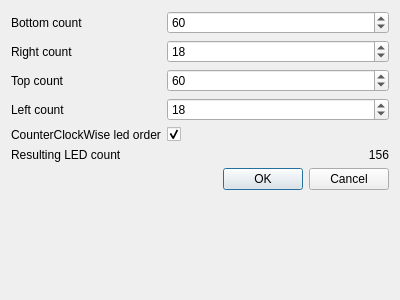
The window that pallilux-gui/ledconfigdialog.ui (enra64/PalliLux) describes before a commit, drawn with Qt 5.
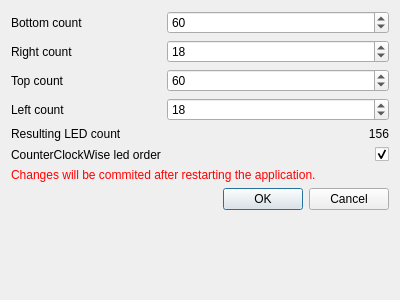
The same window after the commit.

Commit message: fixed two stupid errors leading to 10% brightness and using right for top led geometry

```diff
--- a/pallilux-gui/ledconfigdialog.ui
+++ b/pallilux-gui/ledconfigdialog.ui
@@ -88,14 +88,14 @@
      </property>
     </widget>
    </item>
-   <item row="5" column="0">
+   <item row="4" column="0">
     <widget class="QLabel" name="label_4">
      <property name="text">
       <string>Resulting LED count</string>
      </property>
     </widget>
    </item>
-   <item row="5" column="1">
+   <item row="4" column="1">
     <widget class="QLabel" name="ledCountLabel">
      <property name="text">
       <string>156</string>
@@ -105,25 +105,21 @@
      </property>
     </widget>
    </item>
-   <item row="6" column="0" colspan="2">
-    <widget class="QDialogButtonBox" name="buttonBox">
-     <property name="orientation">
-      <enum>Qt::Horizontal</enum>
-     </property>
-     <property name="standardButtons">
-      <set>QDialogButtonBox::Cancel|QDialogButtonBox::Ok</set>
-     </property>
-    </widget>
-   </item>
-   <item row="4" column="0">
+   <item row="5" column="0">
     <widget class="QLabel" name="label_6">
      <property name="text">
       <string>CounterClockWise led order</string>
      </property>
     </widget>
    </item>
-   <item row="4" column="1">
+   <item row="5" column="1">
     <widget class="QCheckBox" name="ccwCheckBox">
+     <property name="layoutDirection">
+      <enum>Qt::RightToLeft</enum>
+     </property>
+     <property name="autoFillBackground">
+      <bool>false</bool>
+     </property>
      <property name="text">
       <string/>
      </property>
@@ -132,6 +128,26 @@
      </property>
     </widget>
    </item>
+   <item row="8" column="0" colspan="2">
+    <widget class="QDialogButtonBox" name="buttonBox">
+     <property name="orientation">
+      <enum>Qt::Horizontal</enum>
+     </property>
+     <property name="standardButtons">
+      <set>QDialogButtonBox::Cancel|QDialogButtonBox::Ok</set>
+     </property>
+    </widget>
+   </item>
+   <item row="6" column="0" colspan="2">
+    <widget class="QLabel" name="label_7">
+     <property name="styleSheet">
+      <string notr="true">color :red</string>
+     </property>
+     <property name="text">
+      <string>Changes will be commited after restarting the application.</string>
+     </property>
+    </widget>
+   </item>
   </layout>
  </widget>
  <resources/>
```
The commit also changes 3 other files.
